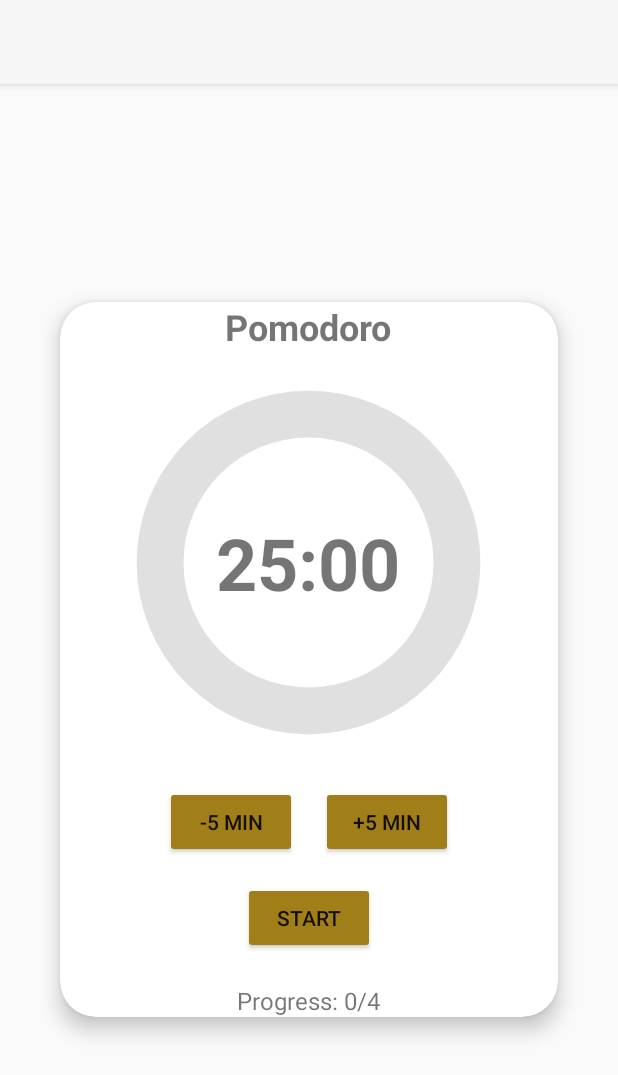
After one commit to john-carl-layosa/pomodoro, an Android app: the MainActivity3 screen opened directly, with no data from a screen before it, on a phone screen of 412 x 824 dp. The commit adds this screen. Shown: the top 1075 px of the screen. Run offline under Robolectric (Android 15) with nearby library versions, the phone set to English and light mode, and no system bars.

Commit message:
Initial Timer Function Commit

```diff
--- a/app/src/main/AndroidManifest.xml
+++ b/app/src/main/AndroidManifest.xml
@@ -2,6 +2,7 @@
 <manifest xmlns:android="http://schemas.android.com/apk/res/android"
     xmlns:tools="http://schemas.android.com/tools">
 
+    <uses-permission android:name="android.permission.VIBRATE" />
     <application
         android:allowBackup="true"
         android:dataExtractionRules="@xml/data_extraction_rules"
@@ -12,6 +13,9 @@
         android:supportsRtl="true"
         android:theme="@style/Theme.ProjectApp"
         tools:targetApi="31">
+        <activity
+            android:name=".MainActivity3"
+            android:exported="false" />
         <activity
             android:name=".MainActivity2"
             android:exported="false" />
--- a/app/src/main/java/com/example/projectapp/MainActivity.java
+++ b/app/src/main/java/com/example/projectapp/MainActivity.java
@@ -27,7 +27,7 @@ public class MainActivity extends AppCompatActivity {
         btn_start.setOnClickListener(new View.OnClickListener() {
             @Override
             public void onClick(View v) {
-                Intent i = new Intent(MainActivity.this, MainActivity2.class);
+                Intent i = new Intent(MainActivity.this, MainActivity3.class);
                 startActivity(i);
             }
 
--- /dev/null
+++ b/app/src/main/java/com/example/projectapp/MainActivity3.java
@@ -0,0 +1,254 @@
+package com.example.projectapp;
+
+import android.content.Context;
+import android.media.MediaPlayer;
+import android.os.Build;
+import android.os.Bundle;
+import android.os.CountDownTimer;
+import android.os.VibrationEffect;
+import android.os.Vibrator;
+import android.view.View;
+import android.widget.Button;
+import android.widget.ProgressBar;
+import android.widget.TextView;
+import android.widget.Toast;
+
+import androidx.appcompat.app.AlertDialog;
+import androidx.appcompat.app.AppCompatActivity;
+
+public class MainActivity3 extends AppCompatActivity {
+
+    // UI elements - TextViews, Buttons, ProgressBar
+    private TextView timerTextView, sessionLabel, progressLabel;
+    private Button addFiveButton, subtractFiveButton, startStopButton;
+    private ProgressBar circularProgressBar;
+
+    // Timer and session tracking
+    private CountDownTimer countDownTimer;
+    private boolean isRunning = false;  // Determines if the timer is running
+    private boolean isWorkSession = true;  // Indicates if the current session is work or break
+
+    // Duration for focus time and break time (in milliseconds)
+    private long focusTimeDuration = 25 * 60 * 1000;  // Default focus time: 25 minutes
+    private long breakTimeDuration = 5 * 60 * 1000;   // Default break time: 5 minutes
+
+    // Track the time left for the current session
+    private long timeLeftInMillis = focusTimeDuration;  // Start with focus time
+
+    private final long SHORT_BREAK_DURATION = 5 * 60 * 1000; // Duration for a short break (5 minutes)
+    private final long LONG_BREAK_DURATION = 15 * 60 * 1000; // Duration for a long break (15 minutes)
+
+    // Sound and vibration for session completion
+    private MediaPlayer mediaPlayer;
+    private Vibrator vibrator;
+
+    // Session tracking variables
+    private int totalWorkSessions = 4; // Total number of work sessions in the Pomodoro cycle before a long break
+    private int currentSessionIndex = 0; // Tracks the current session index (used for session switching)
+
+    @Override
+    protected void onCreate(Bundle savedInstanceState) {
+        super.onCreate(savedInstanceState);
+        setContentView(R.layout.activity_main3);
+
+        // Binding UI elements to the views in the layout file
+        timerTextView = findViewById(R.id.timerTextView);
+        sessionLabel = findViewById(R.id.sessionLabel);
+        addFiveButton = findViewById(R.id.addFiveButton);
+        subtractFiveButton = findViewById(R.id.subtractFiveButton);
+        startStopButton = findViewById(R.id.startStopButton);
+        progressLabel = findViewById(R.id.progressLabel);
+        circularProgressBar = findViewById(R.id.circularProgressBar);
+
+        circularProgressBar.setProgress(0); // Initialize progress bar at 0%
+
+        // Set up sound and vibration for the alarm
+        vibrator = (Vibrator) getSystemService(Context.VIBRATOR_SERVICE);
+        mediaPlayer = MediaPlayer.create(this, R.raw.alarm);
+
+        // Initial UI setup to display the timer and session labels
+        updateTimerText();
+        updateSessionLabel();
+        updateProgressLabel();
+        updateProgressBar();  // Update the progress bar at startup
+
+        // Button listeners for adding or subtracting time
+        addFiveButton.setOnClickListener(v -> {
+            // Add 5 minutes to the current session duration
+            if (isWorkSession) {
+                focusTimeDuration += 5 * 60 * 1000;
+                timeLeftInMillis = focusTimeDuration; // Set the new focus time duration
+            } else {
+                breakTimeDuration += 5 * 60 * 1000;
+                timeLeftInMillis = breakTimeDuration; // Set the new break time duration
+            }
+            updateTimerText();  // Update the timer display
+            updateProgressLabel();  // Update progress label
+        });
+
+        subtractFiveButton.setOnClickListener(v -> {
+            // Subtract 5 minutes from the current session duration (but ensure it doesn't go below 1 minute)
+            if (isWorkSession) {
+                if (focusTimeDuration > 5 * 60 * 1000) {
+                    focusTimeDuration -= 5 * 60 * 1000;
+                    timeLeftInMillis = focusTimeDuration; // Set the new focus time duration
+                }
+            } else {
+                if (breakTimeDuration > 5 * 60 * 1000) {
+                    breakTimeDuration -= 5 * 60 * 1000;
+                    timeLeftInMillis = breakTimeDuration; // Set the new break time duration
+                }
+            }
+            updateTimerText();  // Update the timer display
+            updateProgressLabel();  // Update progress label
+        });
+
+        // Start/Stop button listener to toggle timer state
+        startStopButton.setOnClickListener(v -> {
+            if (isRunning) {
+                stopTimer();  // Stop the timer if it's currently running
+            } else {
+                startTimer();  // Start the timer if it's not running
+            }
+        });
+    }
+
+    // Start the countdown timer
+    private void startTimer() {
+        // Disable the time adjustment buttons while the timer is running
+        addFiveButton.setEnabled(false);
+        subtractFiveButton.setEnabled(false);
+
+        // Reset the progress bar when the timer starts
+        circularProgressBar.setProgress(0);
+
+        // Initialize and start the countdown timer
+        countDownTimer = new CountDownTimer(timeLeftInMillis, 1000) {
+            @Override
+            public void onTick(long millisUntilFinished) {
+                timeLeftInMillis = millisUntilFinished;  // Update the remaining time
+                updateTimerText();  // Update the timer text every second
+                updateProgressBar();  // Update the progress bar only when the timer is running
+            }
+
+            @Override
+            public void onFinish() {
+                isRunning = false;
+                startStopButton.setText("Start");  // Change button text to "Start" when the timer finishes
+                showAlarmDialog();  // Show alarm dialog when the session finishes
+
+                // Switch session type (work/break)
+                if (isWorkSession) {
+                    isWorkSession = false;  // Switch to break
+                    timeLeftInMillis = (currentSessionIndex % totalWorkSessions == 0) ? LONG_BREAK_DURATION : breakTimeDuration;  // Long break after every 4 sessions
+                } else {
+                    isWorkSession = true;  // Switch to work session
+                    timeLeftInMillis = focusTimeDuration;  // Reset work session duration
+                }
+
+                updateSessionLabel();  // Update the session label (Work or Break)
+                updateTimerText();  // Update the timer display
+            }
+        }.start();
+
+        isRunning = true;
+        startStopButton.setText("Stop");  // Change button text to "Stop"
+    }
+
+    // Stop the countdown timer
+    private void stopTimer() {
+        if (countDownTimer != null) {
+            countDownTimer.cancel();  // Cancel the countdown timer
+        }
+        isRunning = false;
+        startStopButton.setText("Start");  // Change button text to "Start"
+
+        // Enable the time adjustment buttons when the timer is stopped
+        addFiveButton.setEnabled(true);
+        subtractFiveButton.setEnabled(true);
+    }
+
+    private void showAlarmDialog() {
+        if (mediaPlayer != null) mediaPlayer.start();  // Play the alarm sound
+
+        // Vibrate if the device supports vibration
+        if (vibrator != null && vibrator.hasVibrator()) {
+            if (Build.VERSION.SDK_INT >= Build.VERSION_CODES.O) {
+                vibrator.vibrate(VibrationEffect.createOneShot(1000, VibrationEffect.DEFAULT_AMPLITUDE));  // Vibrate for 1 second
+            }
+        }
+
+        // Show an alert dialog when the session ends
+        new AlertDialog.Builder(this)
+                .setTitle("Time's up!")
+                .setMessage(isWorkSession ? "Take a short break!" : "Back to work!")  // Message based on session type
+                .setCancelable(false)
+                .setPositiveButton("Stop Alarm", (dialog, which) -> {
+                    if (mediaPlayer != null && mediaPlayer.isPlaying()) {
+                        mediaPlayer.stop();  // Stop the alarm sound
+                        mediaPlayer.prepareAsync();
+                    }
+                    dialog.dismiss();  // Dismiss the dialog and move to the next session
+                    startNextSession();  // Proceed to the next session immediately after the dialog
+                })
+                .show();
+    }
+
+    // Starts the next session after the current session ends
+    private void startNextSession() {
+        currentSessionIndex++;
+
+        if (isWorkSession && currentSessionIndex % totalWorkSessions == 0) {
+            // Start long break after 4 work sessions
+            isWorkSession = false;
+            timeLeftInMillis = LONG_BREAK_DURATION;
+        } else {
+            // Continue with work or break session
+            isWorkSession = !isWorkSession;
+            timeLeftInMillis = isWorkSession ? focusTimeDuration : breakTimeDuration;
+        }
+
+        updateSessionLabel();  // Update session label (Pomodoro or Break)
+        updateTimerText();  // Update the timer display
+        updateProgressLabel();  // Update progress label
+        updateProgressBar();  // Update progress bar
+    }
+
+    // Updates the timer display
+    private void updateTimerText() {
+        int minutes = (int) (timeLeftInMillis / 1000) / 60;
+        int seconds = (int) (timeLeftInMillis / 1000) % 60;
+        timerTextView.setText(String.format("%02d:%02d", minutes, seconds));  // Format time as MM:SS
+    }
+
+    // Updates the session label (e.g., "Pomodoro" or "Break Time")
+    private void updateSessionLabel() {
+        sessionLabel.setText(isWorkSession ? "Pomodoro" : "Break Time");
+    }
+
+    // Updates the progress label (e.g., "Progress: 2/4")
+    private void updateProgressLabel() {
+        progressLabel.setText("Progress: " + currentSessionIndex + "/" + totalWorkSessions);
+    }
+
+    // Updates the circular progress bar
+    private void updateProgressBar() {
+        if (isRunning) {  // Update progress only when the timer is running
+            long timeElapsed = focusTimeDuration - timeLeftInMillis; // Calculate elapsed time
+            int progress = (int) ((timeElapsed * 100) / focusTimeDuration);  // Calculate progress percentage
+
+            progress = Math.max(0, Math.min(100, progress));  // Ensure progress is within 0–100%
+
+            circularProgressBar.setProgress(progress);  // Update progress bar
+        }
+    }
+
+    // Release resources used by the media player when the activity is destroyed
+    @Override
+    protected void onDestroy() {
+        super.onDestroy();
+        if (mediaPlayer != null) {
+            mediaPlayer.release();  // Release media player resources
+        }
+    }
+}
--- /dev/null
+++ b/app/src/main/res/drawable/circular_progress_drawable.xml
@@ -0,0 +1,21 @@
+<layer-list xmlns:android="http://schemas.android.com/apk/res/android">
+    <!-- Background circle -->
+    <item android:id="@android:id/background">
+        <shape android:shape="ring"
+            android:innerRadiusRatio="3"
+            android:thicknessRatio="8"
+            android:useLevel="false">
+            <solid android:color="#E0E0E0" />
+        </shape>
+    </item>
+
+    <!-- Progress ring -->
+    <item android:id="@android:id/progress">
+        <shape android:shape="ring"
+            android:innerRadiusRatio="3"
+            android:thicknessRatio="8"
+            android:useLevel="true">
+            <solid android:color="@color/lightMocha" />
+        </shape>
+    </item>
+</layer-list>
--- /dev/null
+++ b/app/src/main/res/layout/activity_main3.xml
@@ -0,0 +1,103 @@
+<?xml version="1.0" encoding="utf-8"?>
+<RelativeLayout xmlns:android="http://schemas.android.com/apk/res/android"
+    xmlns:card_view="http://schemas.android.com/apk/res-auto"
+    android:layout_width="match_parent"
+    android:layout_height="match_parent"
+    android:padding="24dp"
+    android:background="#FAFAFA">
+
+    <androidx.cardview.widget.CardView
+        android:id="@+id/timerCard"
+        android:layout_width="match_parent"
+        android:layout_height="wrap_content"
+        android:layout_centerInParent="true"
+        card_view:cardCornerRadius="24dp"
+        card_view:cardElevation="8dp"
+        android:layout_margin="16dp"
+        android:padding="24dp"
+        android:background="@android:color/white">
+
+        <LinearLayout
+            android:layout_width="match_parent"
+            android:layout_height="wrap_content"
+            android:orientation="vertical"
+            android:gravity="center_horizontal">
+
+            <TextView
+                android:id="@+id/sessionLabel"
+                android:layout_width="wrap_content"
+                android:layout_height="wrap_content"
+                android:text="Pomodoro"
+                android:textSize="24sp"
+                android:textStyle="bold"
+                android:layout_marginBottom="16dp" />
+
+            <FrameLayout
+                android:layout_width="250dp"
+                android:layout_height="250dp"
+                android:layout_marginBottom="24dp">
+
+                <ProgressBar
+                    android:id="@+id/circularProgressBar"
+                    style="?android:attr/progressBarStyleHorizontal"
+                    android:layout_width="match_parent"
+                    android:layout_height="match_parent"
+                    android:indeterminate="false"
+                    android:max="100"
+                    android:progress="100"
+                    android:rotation="-90"
+                    android:progressDrawable="@drawable/circular_progress_drawable" />
+
+                <TextView
+                    android:id="@+id/timerTextView"
+                    android:layout_width="match_parent"
+                    android:layout_height="match_parent"
+                    android:gravity="center"
+                    android:text="25:00"
+                    android:textSize="48sp"
+                    android:textStyle="bold" />
+            </FrameLayout>
+
+
+            <LinearLayout
+                android:layout_width="wrap_content"
+                android:layout_height="wrap_content"
+                android:orientation="horizontal"
+                android:layout_marginBottom="16dp">
+
+                <Button
+                    android:id="@+id/subtractFiveButton"
+                    android:layout_width="wrap_content"
+                    android:layout_height="wrap_content"
+                    android:text="-5 min"
+                    android:layout_marginEnd="16dp"
+                    android:backgroundTint="@color/mocha"/>
+
+                <Button
+                    android:id="@+id/addFiveButton"
+                    android:layout_width="wrap_content"
+                    android:layout_height="wrap_content"
+                    android:text="+5 min"
+                    android:backgroundTint="@color/mocha"/>
+            </LinearLayout>
+
+            <Button
+                android:id="@+id/startStopButton"
+                android:layout_width="wrap_content"
+                android:layout_height="wrap_content"
+                android:text="Start"
+                android:backgroundTint="@color/mocha"/>
+
+            <TextView
+                android:id="@+id/progressLabel"
+                android:layout_width="wrap_content"
+                android:layout_height="wrap_content"
+                android:text="Progress: 0/4"
+                android:textSize="16sp"
+                android:layout_marginTop="20dp" />
+
+        </LinearLayout>
+    </androidx.cardview.widget.CardView>
+
+
+</RelativeLayout>
--- a/app/src/main/res/values/colors.xml
+++ b/app/src/main/res/values/colors.xml
@@ -2,4 +2,7 @@
 <resources>
     <color name="black">#FF000000</color>
     <color name="white">#FFFFFFFF</color>
+
+    <color name="mocha">#a17f18</color>
+    <color name="lightMocha">#E6C994</color>
 </resources>
```
Also changed, not shown: 1 other file.
